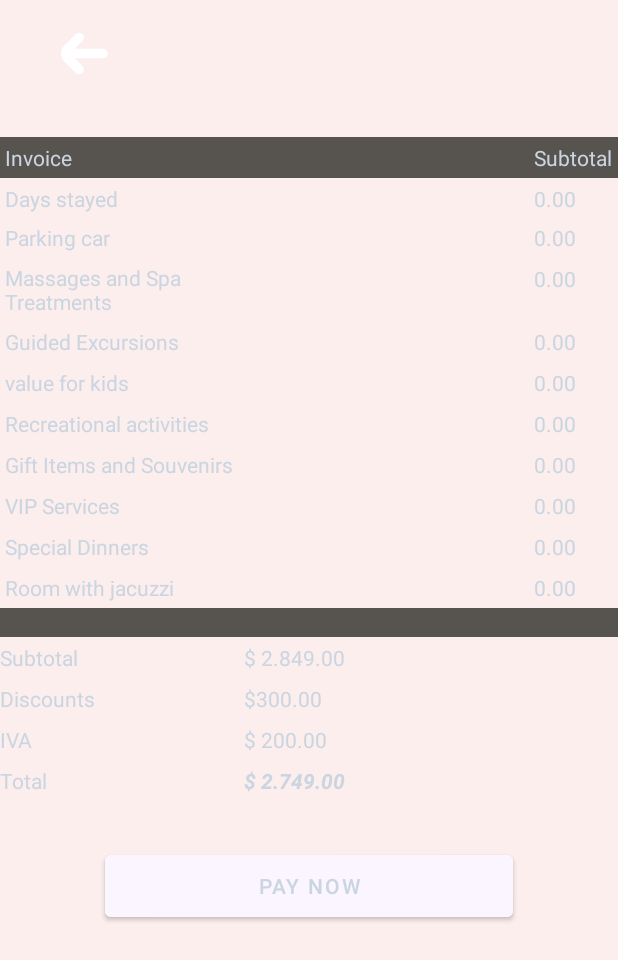
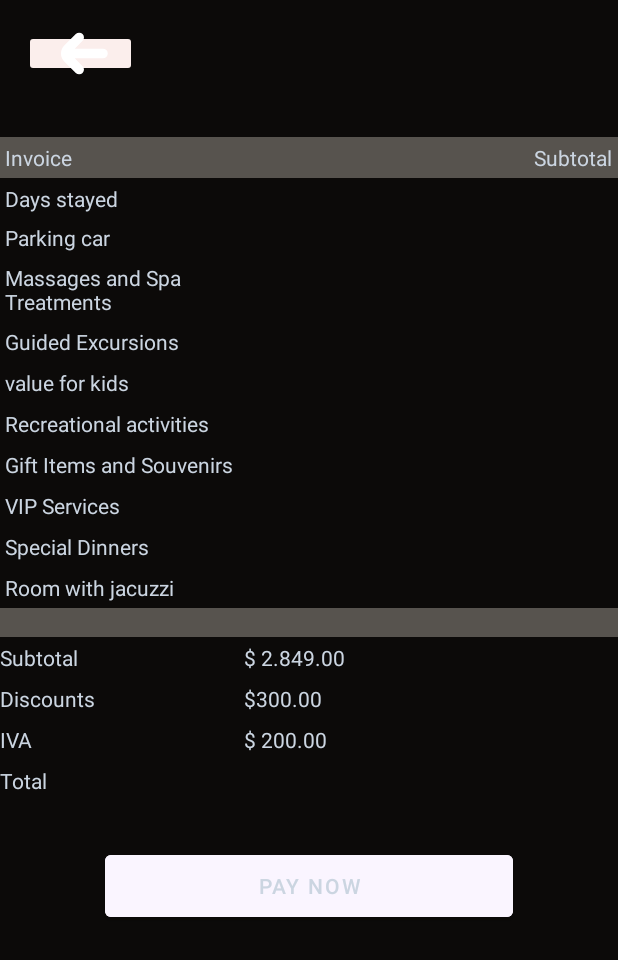
Before and after one commit to martinpez/hotel_servicios, an Android app: the Buy screen opened through its navigation route, on a phone screen of 412 x 824 dp. Shown: the top 960 px of the screen. Run offline under Robolectric (Android 15) with nearby library versions, the phone set to English and light mode, and no system bars; Roboto replaces fonts that are not available here; 12 statements that could not run were skipped.

```diff
--- a/app/src/main/res/layout/buy.xml
+++ b/app/src/main/res/layout/buy.xml
@@ -2,7 +2,7 @@
 <TableLayout xmlns:android="http://schemas.android.com/apk/res/android"
     android:layout_width="match_parent"
     android:layout_height="match_parent"
-    android:background="@color/base"
+    android:background="@color/black"
     android:paddingTop="20dp"
     android:stretchColumns="1">
 
@@ -54,7 +54,6 @@
             android:layout_column="2"
             android:gravity="left"
             android:padding="4dip"
-            android:text="0.00"
             android:textColor="@color/cafe" />
     </TableRow>
 
@@ -72,7 +71,6 @@
             android:layout_column="2"
             android:gravity="left"
             android:padding="4dip"
-            android:text="0.00"
             android:textColor="@color/cafe" />
     </TableRow>
 
@@ -91,7 +89,6 @@
             android:layout_column="2"
             android:layout_gravity="left"
             android:padding="4dip"
-            android:text="0.00"
             android:textAlignment="gravity"
             android:textColor="@color/cafe" />
     </TableRow>
@@ -109,7 +106,6 @@
             android:layout_column="2"
             android:gravity="left"
             android:padding="4dip"
-            android:text="0.00"
             android:textColor="@color/cafe" />
     </TableRow>
 
@@ -127,7 +123,6 @@
             android:layout_column="2"
             android:gravity="left"
             android:padding="4dip"
-            android:text="0.00"
             android:textColor="@color/cafe" />
     </TableRow>
 
@@ -145,7 +140,6 @@
             android:layout_column="2"
             android:gravity="left"
             android:padding="4dip"
-            android:text="0.00"
             android:textColor="@color/cafe" />
     </TableRow>
 
@@ -163,7 +157,6 @@
             android:layout_column="2"
             android:gravity="left"
             android:padding="4dip"
-            android:text="0.00"
             android:textColor="@color/cafe" />
     </TableRow>
 
@@ -181,7 +174,6 @@
             android:layout_column="2"
             android:gravity="left"
             android:padding="4dip"
-            android:text="0.00"
             android:textColor="@color/cafe" />
     </TableRow>
 
@@ -198,7 +190,6 @@
             android:layout_column="2"
             android:gravity="left"
             android:padding="4dip"
-            android:text="0.00"
             android:textColor="@color/cafe" />
     </TableRow>
 
@@ -216,7 +207,6 @@
             android:layout_column="2"
             android:gravity="left"
             android:padding="4dip"
-            android:text="0.00"
             android:textColor="@color/cafe" />
     </TableRow>
 
@@ -305,10 +295,10 @@
             android:textColor="@color/cafe" />
 
         <TextView
+            android:id="@+id/txt_total_precio"
             android:layout_column="1"
             android:gravity="left"
             android:padding="4dip"
-            android:text="$ 2.749.00"
             android:textColor="@color/cafe"
             android:textStyle="bold|italic" />
 
--- a/app/src/main/res/layout/login.xml
+++ b/app/src/main/res/layout/login.xml
@@ -8,7 +8,6 @@
     android:orientation="vertical">
 
     <androidx.constraintlayout.widget.ConstraintLayout
-        android:id="@+id/Input_login"
         android:layout_width="match_parent"
         android:layout_height="wrap_content"
         android:paddingBottom="20dp">
@@ -16,6 +15,7 @@
         <!-- Tu contenido actual aquí -->
 
         <EditText
+            android:id="@+id/login_email"
             android:layout_width="0dp"
             android:layout_height="50dp"
             android:layout_marginStart="32dp"
@@ -77,7 +77,7 @@
             app:layout_constraintEnd_toEndOf="parent"
             app:layout_constraintHorizontal_bias="0.0"
             app:layout_constraintStart_toStartOf="parent"
-            app:layout_constraintTop_toBottomOf="@+id/Input_login" />
+            app:layout_constraintTop_toBottomOf="@+id/login_email" />
 
         <ImageView
             android:id="@+id/img_entry"
@@ -123,8 +123,8 @@
             android:gravity="center"
             android:text="@string/txt_register"
             android:textAlignment="center"
+            android:textStyle="italic"
             android:textColor="@color/black"
-            android:textStyle="italic"
             app:layout_constraintEnd_toEndOf="@+id/linearLayout"
             app:layout_constraintHorizontal_bias="0.0"
             app:layout_constraintStart_toStartOf="@+id/linearLayout"
```
Also changed, not shown: app/src/main/res/layout/accaunt.xml (+11 -11 lines).
